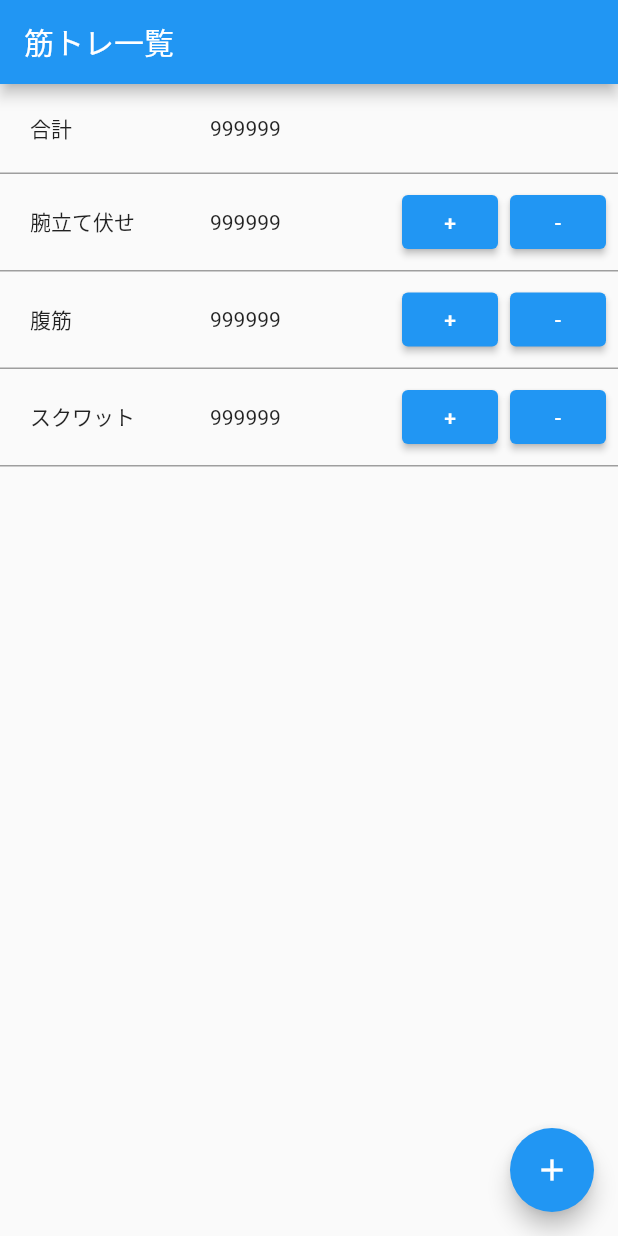
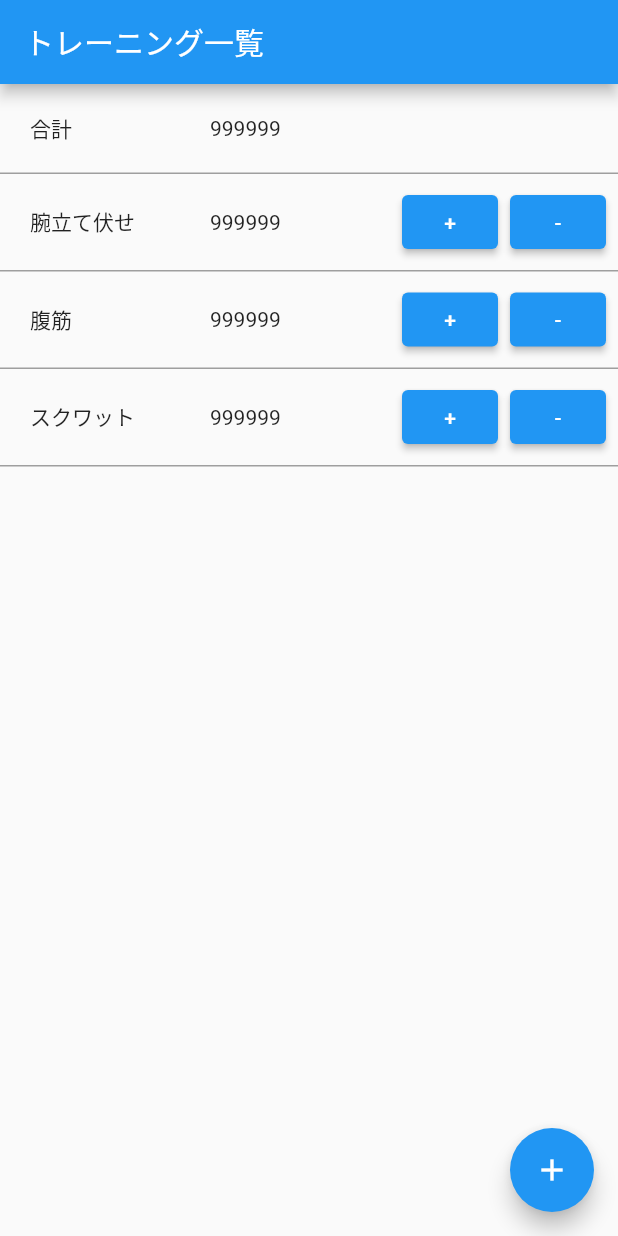
Before and after one commit to i-tanaka730/muscle_training_counter, a Flutter app: the screen it shows after launch, on a phone screen of 412 x 824 dp. Run offline on Flutter 3.47's test engine with Material 2 defaults, Android fonts, the phone set to English and light mode, and no system bars; drawn by our look-alikes of flutter_slidable; our stand-ins replace cloud_firestore, firebase_core; missing offline and left inert: cloud_firestore_web, firebase_core_web; accounts and stored records are empty.

Commit message:
feat: リスト画面のタイトル変更。

```diff
--- a/src/lib/ui/list/training_list_page.dart
+++ b/src/lib/ui/list/training_list_page.dart
@@ -64,7 +64,7 @@ class _MyHomePageState extends State<TraningListPage> {
   Widget build(BuildContext context) {
     return Scaffold(
       appBar: AppBar(
-        title: const Text('筋トレ一覧'),
+        title: const Text('トレーニング一覧'),
       ),
       body: Column(
         children: [
```
